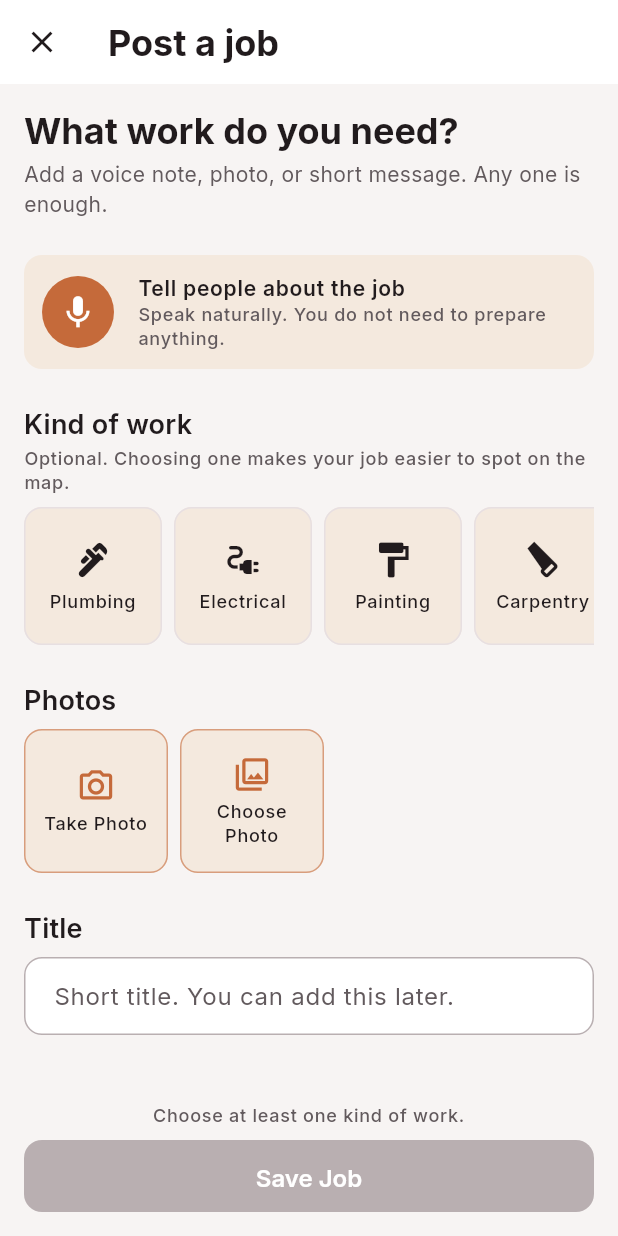
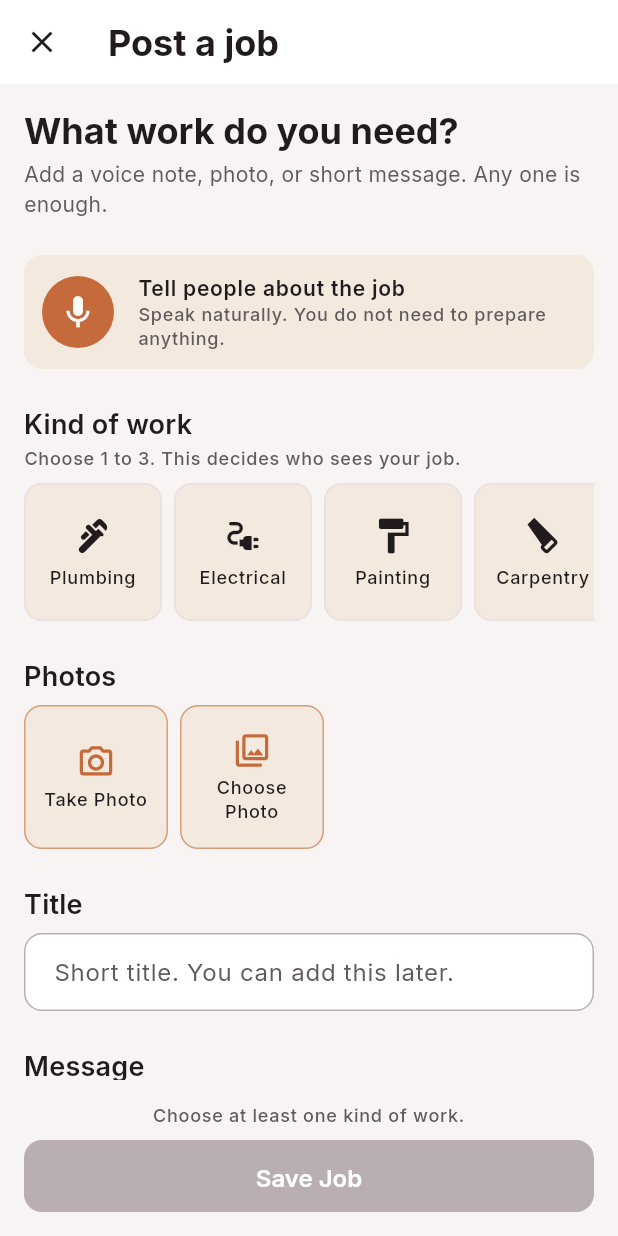
Before and after one commit to HamzaAnjum96/Trust-Hire, a Flutter app: the CreateJobScreen screen opened directly with empty values, on a phone screen of 412 x 824 dp. Run offline on Flutter 3.47's test engine with Material 3 defaults, Android fonts, the phone set to English and light mode, and no system bars; our stand-ins replace audioplayers, flutter_map, geolocator, image_picker, latlong2, shared_preferences; missing offline and left inert: record; accounts and stored records are empty.

Commit message:
0.3.1 — say when a job cannot be read
WCAG 1.2.1 asks for a text alternative to prerecorded audio. A job
described only by a voice note has none, and requiring one is not an
option: the poster spoke because writing is hard, which is the product's
whole premise, so a mandatory summary would shut out exactly the people
it exists for.

The honest middle is to name the gap. An audio-only job is labelled as
such in the list and beside the player, so someone who cannot hear it
learns that immediately instead of working out that they have missed
something. The form asks for a few words and never insists. Tags, area
and time stay readable, so a job is never entirely opaque. Recorded as
partial conformance in the Phase 1 plan, with transcripts landing
alongside the backend in P1-8.

Also removes the tag field's POC copy, hard-coded in English and wrong
since P1-1 made tags required. The localisation guard had missed it
twice — it looked for a capital letter followed by a space and the
string opens with "Optional." It now counts words, and is verified
against all three strings that previously slipped past it.

Co-Authored-By: Claude Opus 5 <noreply@anthropic.com>
Claude-Session: https://claude.ai/code/session_014Bdfaf7Qfm3sngJGsE3SWN

```diff
--- a/code/frontend/lib/core/app_version.dart
+++ b/code/frontend/lib/core/app_version.dart
@@ -17,12 +17,12 @@ class AppVersion {
 
   /// Must match the `version:` line in `pubspec.yaml`, without the build
   /// number after the `+`.
-  static const name = '0.3.0';
+  static const name = '0.3.1';
 
   /// The build number — the part after the `+` in `pubspec.yaml`. Increments
   /// on every push, and never resets.
-  static const build = 4;
+  static const build = 5;
 
-  /// What the app shows: `v0.3.0 (4)`.
+  /// What the app shows: `v0.3.1 (5)`.
   static String get label => 'v$name ($build)';
 }
--- a/code/frontend/lib/features/create_job/create_job_screen.dart
+++ b/code/frontend/lib/features/create_job/create_job_screen.dart
@@ -171,15 +171,9 @@ class _CreateJobScreenState extends State<CreateJobScreen> {
               VoiceRecorderField(draft: _draft),
 
               const SizedBox(height: BrandSizing.spaceLg),
-              _FieldLabel(strings.detailKindOfWork),
+              _FieldLabel(strings.fieldTags),
               const SizedBox(height: BrandSizing.spaceXs),
-              Text(
-                // Never a "please select" — skipping this is fine, and the
-                // marker falls back to what the job carries.
-                'Optional. Choosing one makes your job easier to spot on the '
-                'map.',
-                style: theme.textTheme.labelSmall,
-              ),
+              Text(strings.tagsHelp, style: theme.textTheme.labelSmall),
               const SizedBox(height: BrandSizing.spaceSm),
               JobTagField(draft: _draft),
 
@@ -208,6 +202,31 @@ class _CreateJobScreenState extends State<CreateJobScreen> {
                 maxLines: 3,
                 decoration: InputDecoration(hintText: strings.messageHint),
               ),
+
+              // Asked for, never required. Someone who recorded a voice note
+              // because writing is hard must still be able to post — that is
+              // the product — so this says who the words would help and then
+              // gets out of the way.
+              if (_draft.wouldBeAudioOnly) ...[
+                const SizedBox(height: BrandSizing.spaceSm),
+                Row(
+                  crossAxisAlignment: CrossAxisAlignment.start,
+                  children: [
+                    Icon(
+                      Icons.hearing_disabled_outlined,
+                      size: 18,
+                      color: theme.colorScheme.onSurfaceVariant,
+                    ),
+                    const SizedBox(width: BrandSizing.spaceSm),
+                    Expanded(
+                      child: Text(
+                        strings.addWordsForVoiceNote,
+                        style: theme.textTheme.labelSmall,
+                      ),
+                    ),
+                  ],
+                ),
+              ],
 
               const SizedBox(height: BrandSizing.spaceLg),
               _FieldLabel(strings.fieldContact),
--- a/code/frontend/lib/l10n/app_localizations.dart
+++ b/code/frontend/lib/l10n/app_localizations.dart
@@ -1417,6 +1417,24 @@ abstract class AppStrings {
   /// In en, this message translates to:
   /// **'Profile'**
   String get navProfile;
+
+  /// Label on a job whose only description is a voice note
+  ///
+  /// In en, this message translates to:
+  /// **'Described by voice only'**
+  String get audioOnlyJob;
+
+  /// Explains an audio-only job to someone who cannot hear it
+  ///
+  /// In en, this message translates to:
+  /// **'There is no written description of this work. Ask the poster if you cannot play the voice note.'**
+  String get audioOnlyJobHelp;
+
+  /// Prompt to add text alongside a voice note
+  ///
+  /// In en, this message translates to:
+  /// **'Some people cannot play a voice note. A few words here help them find your job.'**
+  String get addWordsForVoiceNote;
 }
 
 class _AppStringsDelegate extends LocalizationsDelegate<AppStrings> {
--- a/code/frontend/lib/l10n/app_ur.arb
+++ b/code/frontend/lib/l10n/app_ur.arb
@@ -219,5 +219,8 @@
   "noJobsForTradesHelp": "کام آپ تک تبھی پہنچتا ہے جب وہ آپ کے کسی ہنر سے ملے۔ مزید دیکھنے کے لیے ہنر شامل کریں۔",
   "addATrade": "ہنر شامل کریں",
   "navActivity": "سرگرمی",
-  "navProfile": "پروفائل"
+  "navProfile": "پروفائل",
+  "audioOnlyJob": "صرف آواز میں بتایا گیا",
+  "audioOnlyJobHelp": "اس کام کی کوئی تحریری تفصیل نہیں۔ اگر آپ آواز نہیں سن سکتے تو پوسٹ کرنے والے سے پوچھ لیں۔",
+  "addWordsForVoiceNote": "کچھ لوگ آواز کا پیغام نہیں سن سکتے۔ یہاں چند الفاظ لکھنے سے وہ آپ کا کام ڈھونڈ سکیں گے۔"
 }
--- a/code/frontend/lib/models/job.dart
+++ b/code/frontend/lib/models/job.dart
@@ -138,6 +138,24 @@ class Job {
 
   bool get hasVoiceNote => voiceNotePath != null;
   bool get hasPhotos => photoPaths.isNotEmpty;
+
+  /// Whether anyone can *read* what this job is about.
+  bool get hasTextDescription =>
+      (title != null && title!.trim().isNotEmpty) ||
+      (shortDescription != null && shortDescription!.trim().isNotEmpty);
+
+  /// A job whose only description is a recording.
+  ///
+  /// WCAG 1.2.1 asks for a text alternative to prerecorded audio, and there
+  /// isn't one: the poster spoke instead of writing, which is the whole point
+  /// of the product. Requiring text would shut out exactly the people it
+  /// exists for. What the app can do is be honest about it — say the
+  /// description is audio, rather than showing a player and leaving someone
+  /// who cannot hear it to work out that they have missed something.
+  ///
+  /// The tags, the area and the time are still readable, so a job is never
+  /// entirely opaque. Transcripts need a backend and arrive with it in P1-8.
+  bool get isAudioOnly => hasVoiceNote && !hasTextDescription;
 
   /// The tag [displayTitle] falls back to, or null when it uses something
   /// else. Kept in one place so the heading and [supportingTags] cannot
--- a/code/frontend/pubspec.yaml
+++ b/code/frontend/pubspec.yaml
@@ -5,7 +5,7 @@ publish_to: 'none'
 # Source of truth for the app version. Mirrored in lib/core/app_version.dart,
 # which test/version_test.dart checks against this line. Bump both on every
 # push that changes the app.
-version: 0.3.0+4
+version: 0.3.1+5
 
 environment:
   sdk: ^3.12.2
```
Also changed, not shown: code/frontend/lib/features/create_job/job_draft_controller.dart (+8 -0 lines), code/frontend/lib/features/jobs/job_details_sheet.dart (+13 -0 lines), code/frontend/lib/features/jobs/job_row.dart (+9 -1 lines), code/frontend/lib/l10n/app_en.arb (+12 -0 lines), code/frontend/lib/l10n/app_localizations_en.dart (+11 -0 lines), code/frontend/lib/l10n/app_localizations_ur.dart (+11 -0 lines), 4 other files.
